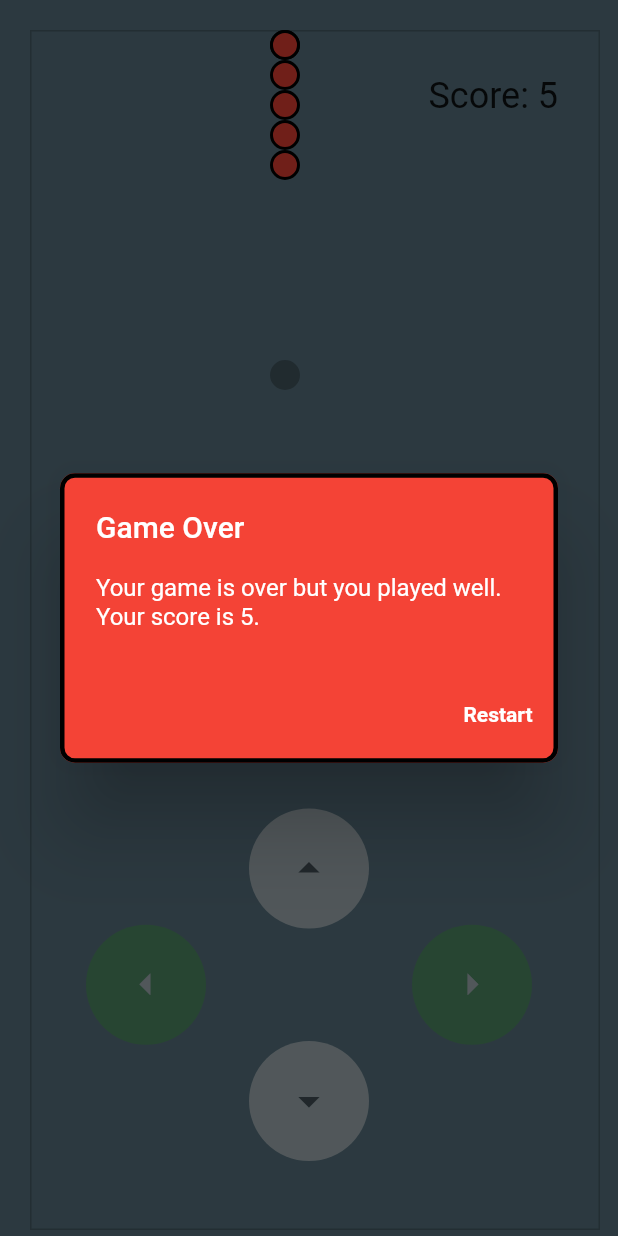
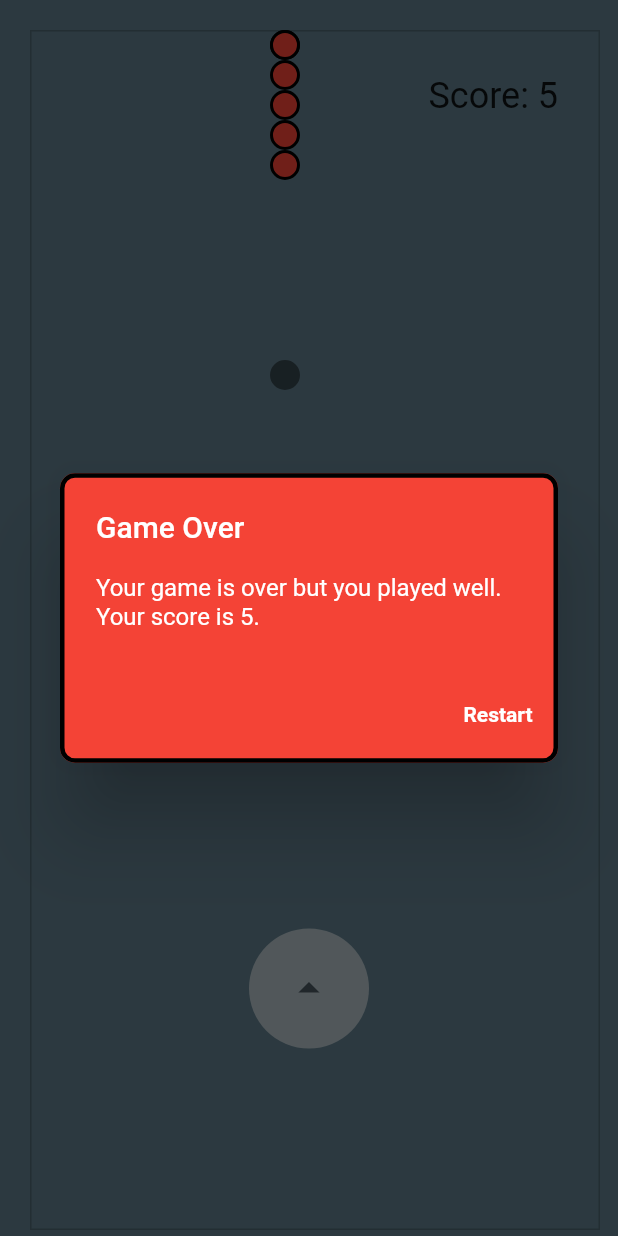
Before and after one commit to BartoszRudnik/snake_flutter, a Flutter app: the screen it shows after launch, after a tap on the "arrow drop up" icon, on a phone screen of 412 x 824 dp. Run offline on Flutter 3.47's test engine with Material 2 defaults, Android fonts, the phone set to English and light mode, and no system bars; our stand-ins replace assets_audio_player, sensors_plus; missing offline and left inert: flutter_vibrate.

Commit message:
sterowanie za pomoca zyroskopu

```diff
--- a/lib/active_control_button.dart
+++ /dev/null
@@ -1,31 +0,0 @@
-import 'package:flutter/material.dart';
-
-class ActiveControlButton extends StatelessWidget {
-  final Function onPressed;
-  final Icon icon;
-
-  const ActiveControlButton({
-    Key? key,
-    required this.onPressed,
-    required this.icon,
-  }) : super(key: key);
-
-  @override
-  Widget build(BuildContext context) {
-    return Opacity(
-      opacity: 0.5,
-      child: SizedBox(
-        width: 80.0,
-        height: 80.0,
-        child: FittedBox(
-          child: FloatingActionButton(
-            backgroundColor: Colors.green,
-            elevation: 0.0,
-            child: icon,
-            onPressed: () => onPressed(),
-          ),
-        ),
-      ),
-    );
-  }
-}
--- a/lib/control_panel.dart
+++ b/lib/control_panel.dart
@@ -1,16 +1,12 @@
 import 'package:flutter/material.dart';
 import 'package:snake_flutter/inactive_control_button.dart';
-
-import 'active_control_button.dart';
 import 'direction.dart';
 
 class ControlPanel extends StatelessWidget {
-  final void Function(Direction direction) onTapped;
   final Direction previousDirection;
 
   const ControlPanel({
     Key? key,
-    required this.onTapped,
     required this.previousDirection,
   }) : super(key: key);
 
@@ -29,61 +25,41 @@ class ControlPanel extends StatelessWidget {
                 Expanded(
                   child: Container(),
                 ),
-                previousDirection == Direction.left || previousDirection == Direction.right
+                previousDirection == Direction.left
                     ? InActiveControlButton(
                         icon: Icon(Icons.arrow_left, color: Colors.grey[850]),
                       )
-                    : ActiveControlButton(
-                        icon: const Icon(Icons.arrow_left),
-                        onPressed: () {
-                          onTapped(Direction.left);
-                        },
-                      ),
+                    : Container()
               ],
             ),
           ),
           Expanded(
             child: Column(
               children: [
-                previousDirection == Direction.up || previousDirection == Direction.down
+                previousDirection == Direction.up
                     ? InActiveControlButton(
                         icon: Icon(Icons.arrow_drop_up_sharp, color: Colors.grey[850]),
                       )
-                    : ActiveControlButton(
-                        icon: const Icon(Icons.arrow_drop_up_sharp),
-                        onPressed: () {
-                          onTapped(Direction.up);
-                        },
-                      ),
+                    : Container(),
                 const SizedBox(
                   height: 75.0,
                 ),
-                previousDirection == Direction.down || previousDirection == Direction.up
+                previousDirection == Direction.down
                     ? InActiveControlButton(
                         icon: Icon(Icons.arrow_drop_down_sharp, color: Colors.grey[850]),
                       )
-                    : ActiveControlButton(
-                        icon: const Icon(Icons.arrow_drop_down_sharp),
-                        onPressed: () {
-                          onTapped(Direction.down);
-                        },
-                      ),
+                    : Container(),
               ],
             ),
           ),
           Expanded(
             child: Row(
               children: [
-                previousDirection == Direction.right || previousDirection == Direction.left
+                previousDirection == Direction.right
                     ? InActiveControlButton(
                         icon: Icon(Icons.arrow_right, color: Colors.grey[850]),
                       )
-                    : ActiveControlButton(
-                        icon: const Icon(Icons.arrow_right),
-                        onPressed: () {
-                          onTapped(Direction.right);
-                        },
-                      ),
+                    : Container(),
                 Expanded(
                   child: Container(),
                 ),
--- a/lib/game.dart
+++ b/lib/game.dart
@@ -7,8 +7,9 @@ import 'package:snake_flutter/direction_type.dart';
 import 'package:assets_audio_player/assets_audio_player.dart';
 import 'package:flutter/services.dart';
 import 'direction.dart';
-import 'piece.dart'; // Import package
+import 'piece.dart';
 import 'package:flutter_vibrate/flutter_vibrate.dart';
+import 'package:sensors_plus/sensors_plus.dart';
 
 class GamePage extends StatefulWidget {
   const GamePage({
@@ -23,7 +24,6 @@ class _GamePageState extends State<GamePage> {
   List<Offset> positions = [];
   int length = 5;
   int step = 20;
-  Direction lastDirection = Direction.right;
   Direction direction = Direction.right;
 
   Piece? food;
@@ -34,7 +34,7 @@ class _GamePageState extends State<GamePage> {
   int? lowerBoundX, upperBoundX, lowerBoundY, upperBoundY;
 
   Timer? timer;
-  double speed = 1;
+  double speed = 0.8;
 
   int score = 0;
 
@@ -48,6 +48,28 @@ class _GamePageState extends State<GamePage> {
     playGameMusic();
 
     restart();
+  }
+
+  void listenToGyroscopeStream() {
+    gyroscopeEvents.listen((GyroscopeEvent event) {
+      if (event.x > 1 && event.x > event.y) {
+        if (direction != Direction.up && direction != Direction.down) {
+          direction = Direction.down;
+        }
+      } else if (event.x < -1 && event.x < event.y) {
+        if (direction != Direction.down && direction != Direction.up) {
+          direction = Direction.up;
+        }
+      } else if (event.y > 1 && event.y > event.x) {
+        if (direction != Direction.left && direction != Direction.right) {
+          direction = Direction.right;
+        }
+      } else if (event.y < -1 && event.y < event.x) {
+        if (direction != Direction.right && direction != Direction.left) {
+          direction = Direction.left;
+        }
+      }
+    });
   }
 
   void foodCollectionVibration() {
@@ -285,11 +307,7 @@ class _GamePageState extends State<GamePage> {
 
   Widget getControls() {
     return ControlPanel(
-      onTapped: (Direction newDirection) {
-        direction = newDirection;
-        lastDirection = direction;
-      },
-      previousDirection: lastDirection,
+      previousDirection: direction,
     );
   }
 
@@ -328,11 +346,9 @@ class _GamePageState extends State<GamePage> {
     length = 5;
     positions = [];
     direction = getRandomDirection();
-    lastDirection = direction;
-    speed = 1;
+    speed = 0.8;
 
     playGameMusic();
-
     changeSpeed();
   }
 
@@ -364,6 +380,8 @@ class _GamePageState extends State<GamePage> {
     upperBoundX = roundToNearestTens(screenWidth!.toInt() - step);
     upperBoundY = roundToNearestTens(screenHeight!.toInt() - step);
 
+    listenToGyroscopeStream();
+
     return Scaffold(
       body: Container(
         color: Colors.blueGrey,
--- a/pubspec.yaml
+++ b/pubspec.yaml
@@ -47,6 +47,7 @@ dev_dependencies:
   flutter_lints: ^1.0.0
   assets_audio_player: ^3.0.3+6
   flutter_vibrate: ^1.3.0
+  sensors_plus: ^1.2.1
 
 # For information on the generic Dart part of this file, see the
 # following page: https://dart.dev/tools/pub/pubspec
```
Also changed, not shown: pubspec.lock.
